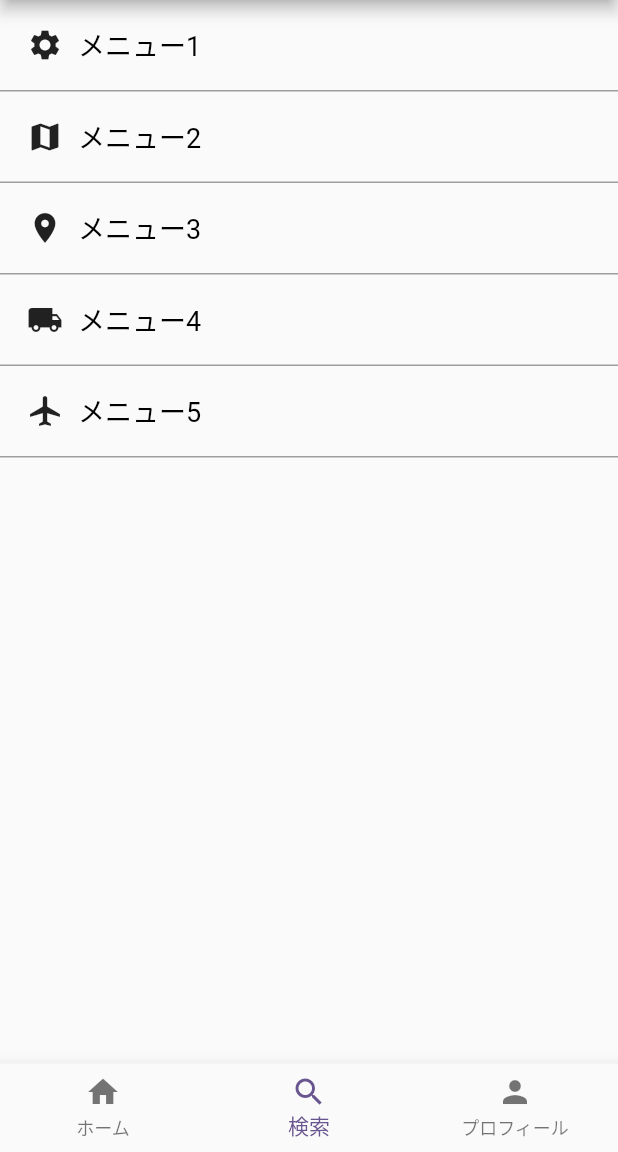
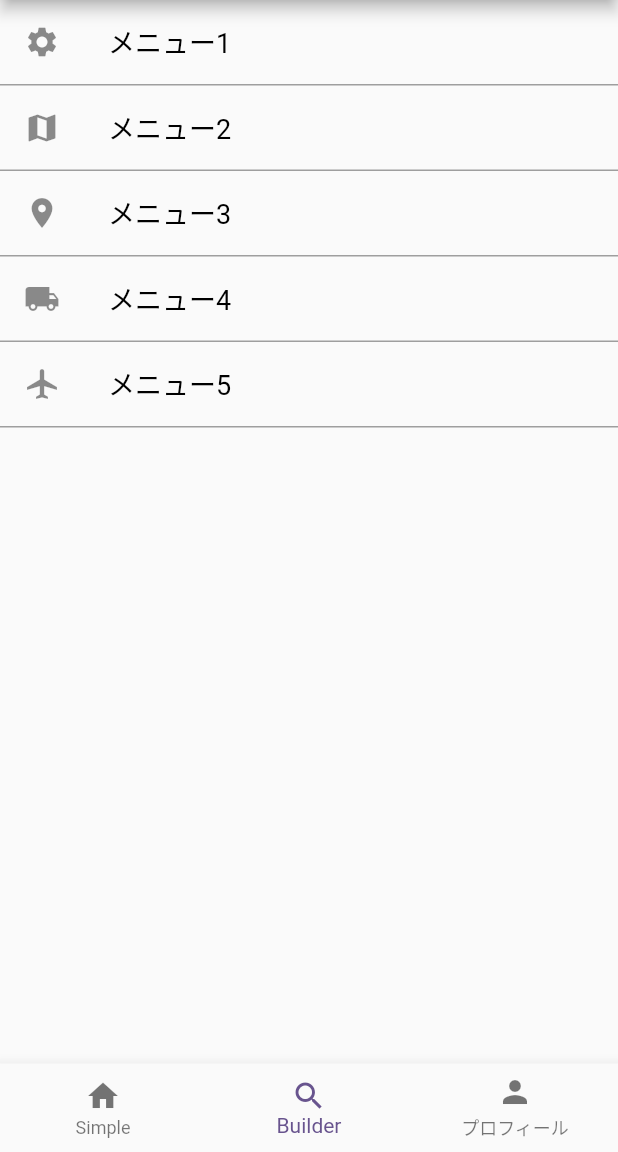
Before and after one commit to katafuchix/flutter_listview_example, a Flutter app: the screen it shows after launch, item 2 of the bottom bar chosen, on a phone screen of 412 x 824 dp, the part 84-1236 px from its top. Run offline on Flutter 3.47's test engine with Material 3 defaults, Android fonts, the phone set to English and light mode, and no system bars.

```diff
--- a/lib/main.dart
+++ b/lib/main.dart
@@ -73,11 +73,11 @@ class _Test_BottomNavigationBar extends State<Test_BottomNavigationBar> {
         items: const [
           BottomNavigationBarItem(
             icon: Icon(Icons.home),
-            label: 'ホーム',
+            label: 'Simple',
           ),
           BottomNavigationBarItem(
             icon: Icon(Icons.search),
-            label: '検索',
+            label: 'Builder',
           ),
           BottomNavigationBarItem(
             icon: Icon(Icons.person),
```
Also changed, not shown: lib/ListBuilderExampleScreen.dart (+25 -0 lines).
